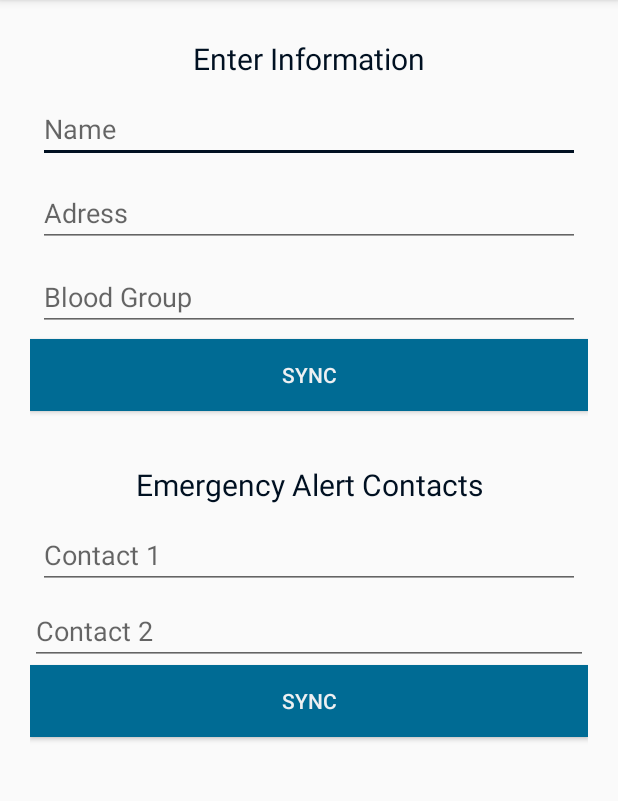
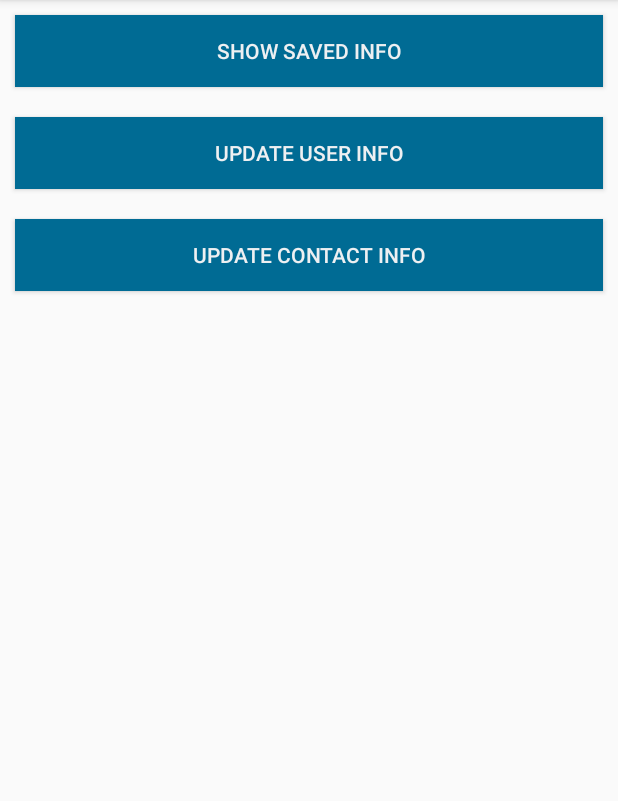
Before and after one commit to bdbhavyadave/DataHack, an Android app: the screen it shows after launch (MainActivity), in the side drawer, after a tap on "Manage Info", on a phone screen of 412 x 824 dp, the part 84-885 px from its top. Run offline under Robolectric (Android 15) with nearby library versions, the phone set to English and light mode, and no system bars; our stand-ins replace ButterKnife; 1 statement that could not run was skipped.

Commit message:
Small UI edits
User Interfaces edits doe showing saved information of user.

```diff
--- a/app/src/main/java/com/example/bhavya/datahack/InfoFragment.java
+++ b/app/src/main/java/com/example/bhavya/datahack/InfoFragment.java
@@ -11,6 +11,8 @@ import android.view.ViewGroup;
 import android.webkit.WebView;
 import android.widget.Button;
 import android.widget.EditText;
+import android.widget.LinearLayout;
+import android.widget.TextView;
 import android.widget.Toast;
 
 import butterknife.BindView;
@@ -64,11 +66,22 @@ public class InfoFragment extends Fragment {
         unbinder = ButterKnife.bind(this, InfoView);
         Button btnSyncInfo = (Button)InfoView.findViewById(R.id.btnSyncInfo);
         Button btnSyncContact= (Button)InfoView.findViewById(R.id.btnSyncContact);
+        Button btn_show = (Button)InfoView.findViewById(R.id.btn_show);
         final EditText name = (EditText)InfoView.findViewById(R.id.name);
         final EditText adress = (EditText)InfoView.findViewById(R.id.adress);
         final EditText bloodg = (EditText)InfoView.findViewById(R.id.bloodg);
         final EditText contact1 = (EditText)InfoView.findViewById(R.id.contact1);
         final EditText contact2 = (EditText)InfoView.findViewById(R.id.contact2);
+        final TextView name_show = (TextView)InfoView.findViewById(R.id.name_show);
+        final TextView contact1_show = (TextView)InfoView.findViewById(R.id.contact1_show);
+        final TextView contact2_show = (TextView)InfoView.findViewById(R.id.contact2_show);
+        final LinearLayout info_box = (LinearLayout)InfoView.findViewById(R.id.info_alert);
+        final LinearLayout cont_box = (LinearLayout)InfoView.findViewById(R.id.contacts_alert);
+        final LinearLayout show_box = (LinearLayout)InfoView.findViewById(R.id.show_box);
+        final Button update_cont = (Button)InfoView.findViewById(R.id.update_contact);
+        final Button update_info = (Button)InfoView.findViewById(R.id.update_info);
+
+
 
 
 
@@ -80,7 +93,8 @@ public class InfoFragment extends Fragment {
                String Info;
                 if (name.getText().toString().trim().equals("") || adress.getText().toString().trim().equals("") || bloodg.getText().toString().trim().equals("")) {
                     Toast.makeText(getActivity().getApplicationContext(), "All information required", Toast.LENGTH_SHORT).show();
-                } else {
+                } else
+                    {
                     Toast.makeText(getActivity(),"Sync sucessful",Toast.LENGTH_SHORT).show();
                     nameinfo = name.getText().toString().trim();
                     adressinfo = adress.getText().toString().trim();
@@ -88,6 +102,10 @@ public class InfoFragment extends Fragment {
                     Info = message+"\nName: "+nameinfo + "\nAdress: " + adressinfo + "\n Blood Group: " + bloodginfo;
                     putInfo(Info,1);
                 }
+                Toast.makeText(getActivity(),"contact updated",Toast.LENGTH_SHORT).show();
+                show_box.setVisibility(View.GONE);
+                info_box.setVisibility(View.GONE);
+                cont_box.setVisibility(View.GONE);
 
             }
         });
@@ -102,8 +120,56 @@ public class InfoFragment extends Fragment {
                     contact2info = contact2.getText().toString().trim();
                     putInfo(contact2info, 3);
 
+                    Toast.makeText(getActivity(),"contact updated",Toast.LENGTH_SHORT).show();
+                show_box.setVisibility(View.GONE);
+                info_box.setVisibility(View.GONE);
+                cont_box.setVisibility(View.GONE);
+
             }
         });
+
+        btn_show.setOnClickListener(new View.OnClickListener() {
+            @Override
+            public void onClick(View v)
+            {
+
+
+                SharedPreferences shared = getActivity().getSharedPreferences("UserInfo", Context.MODE_PRIVATE);
+                String s1 = shared.getString("Information","");
+                String con1 = shared.getString("Cont1","");
+                String con2 = shared.getString("Cont2","");
+
+                name_show.setText(s1);
+                contact1_show.setText(con1);
+                contact2_show.setText(con2);
+
+                show_box.setVisibility(View.VISIBLE);
+                cont_box.setVisibility(View.GONE);
+                info_box.setVisibility(View.GONE);
+
+            }
+        });
+
+        update_cont.setOnClickListener(new View.OnClickListener() {
+            @Override
+            public void onClick(View v)
+            {
+                cont_box.setVisibility(View.VISIBLE);
+                show_box.setVisibility(View.GONE);
+                info_box.setVisibility(View.GONE);
+
+            }
+        });
+        update_info.setOnClickListener(new View.OnClickListener() {
+            @Override
+            public void onClick(View v) {
+                info_box.setVisibility(View.VISIBLE);
+                show_box.setVisibility(View.GONE);
+                cont_box.setVisibility(View.GONE);
+
+            }
+        });
+
         return InfoView;
     }
     @Override
--- a/app/src/main/res/layout/info.xml
+++ b/app/src/main/res/layout/info.xml
@@ -5,11 +5,47 @@
     android:fillViewport="true">
 <RelativeLayout
     android:layout_width="match_parent" android:layout_height="match_parent">
+    <Button
+        android:layout_width="match_parent"
+        android:layout_height="wrap_content"
+        android:text="Show Saved Info"
+        android:textColor="@color/back"
+        android:id="@+id/btn_show"
+        android:background="@color/colorPrimary"
+        android:layout_marginTop="10dp"
+        android:layout_margin="10dp"
+        />
+    <Button
+        android:layout_width="match_parent"
+        android:layout_height="wrap_content"
+        android:text="Update User Info"
+        android:textColor="@color/back"
+        android:id="@+id/update_info"
+        android:background="@color/colorPrimary"
+        android:layout_marginTop="10dp"
+        android:layout_below="@id/btn_show"
+        android:layout_margin="10dp"/>
+
+    <Button
+        android:layout_width="match_parent"
+        android:layout_height="wrap_content"
+        android:text="Update Contact Info"
+        android:textColor="@color/back"
+        android:id="@+id/update_contact"
+        android:background="@color/colorPrimary"
+        android:layout_marginTop="10dp"
+        android:layout_below="@id/update_info"
+        android:layout_margin="10dp"/>
+
+
     <LinearLayout
         android:layout_width="match_parent"
         android:layout_margin="20dp"
+        android:id="@+id/info_alert"
         android:layout_height="match_parent"
-        android:orientation="vertical">
+        android:orientation="vertical"
+        android:layout_below="@id/update_contact"
+        android:visibility="gone">
         <TextView
             android:layout_width="match_parent"
             android:layout_height="wrap_content"
@@ -22,20 +58,18 @@
             android:layout_width="match_parent"
             android:layout_height="wrap_content"
             android:hint="Name"
-            android:id="@+id/name"
-            android:layout_margin="5dp"/>
+            android:id="@+id/name"/>
         <EditText
             android:layout_width="match_parent"
             android:layout_height="wrap_content"
             android:hint="Adress"
-            android:id="@+id/adress"
-            android:layout_margin="5dp"/>
+            android:id="@+id/adress"/>
         <EditText
             android:layout_width="match_parent"
             android:layout_height="wrap_content"
             android:hint="Blood Group"
             android:id="@+id/bloodg"
-            android:layout_margin="5dp"/>
+            android:layout_marginBottom="5dp"/>
         <Button
             android:layout_width="match_parent"
             android:layout_height="wrap_content"
@@ -43,27 +77,36 @@
             android:id="@+id/btnSyncInfo"
             android:textColor="@color/back"
             android:background="@color/colorPrimary"/>
-
+    </LinearLayout>
+    <LinearLayout
+        android:layout_width="match_parent"
+        android:layout_height="wrap_content"
+        android:orientation="vertical"
+        android:id="@+id/contacts_alert"
+        android:layout_below="@id/update_contact"
+        android:layout_marginTop="20dp"
+        android:visibility="gone">
         <TextView
             android:layout_width="match_parent"
             android:layout_height="wrap_content"
             android:text="Emergency Alert Contacts"
             android:textAlignment="center"
             android:textSize="20dp"
-            android:layout_marginTop="30dp"
+            android:layout_marginTop="15dp"
             android:textColor="@color/colorAccent"
-            android:padding="5dp"/>
+            />
         <EditText
             android:layout_width="match_parent"
             android:layout_height="wrap_content"
             android:hint="Contact 1"
             android:id="@+id/contact1"
-            android:layout_margin="5dp"/>
+            />
         <EditText
             android:layout_width="match_parent"
             android:layout_height="wrap_content"
             android:id="@+id/contact2"
-            android:hint="Contact 2"/>
+            android:hint="Contact 2"
+            android:layout_marginBottom="5dp"/>
         <Button
             android:layout_width="match_parent"
             android:layout_height="wrap_content"
@@ -71,6 +114,39 @@
             android:textColor="@color/back"
             android:id="@+id/btnSyncContact"
             android:background="@color/colorPrimary"/>
+        </LinearLayout>
+    <LinearLayout
+        android:layout_width="match_parent"
+        android:layout_height="wrap_content"
+        android:orientation="vertical"
+        android:id="@+id/show_box"
+        android:layout_below="@id/update_contact">
+        <TextView
+            android:layout_width="match_parent"
+            android:layout_height="wrap_content"
+            android:id="@+id/name_show"
+            android:textColor="#000000"
+            android:textSize="25dp"
+            android:layout_margin="10dp"
+            />
+        <TextView
+            android:layout_width="match_parent"
+            android:layout_height="wrap_content"
+            android:id="@+id/contact1_show"
+            android:textColor="#000000"
+            android:textSize="25dp"
+            android:layout_margin="10dp"
+            />
+        <TextView
+            android:layout_width="match_parent"
+            android:layout_height="wrap_content"
+            android:id="@+id/contact2_show"
+            android:textColor="#000000"
+            android:textSize="25dp"
+            android:layout_margin="10dp"
+            />
+
     </LinearLayout>
+
 </RelativeLayout>
     </ScrollView>
```
